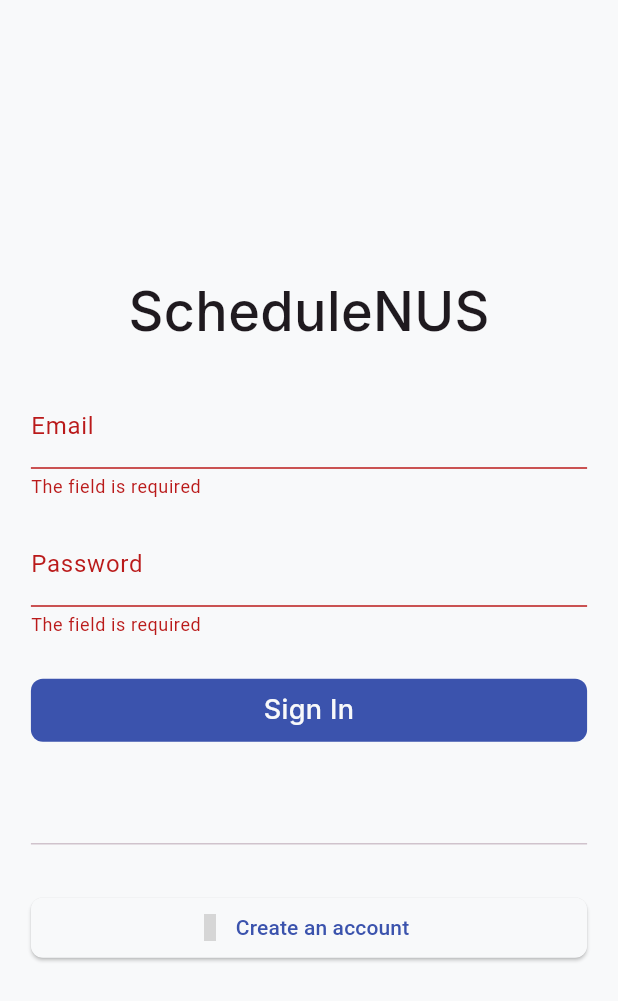
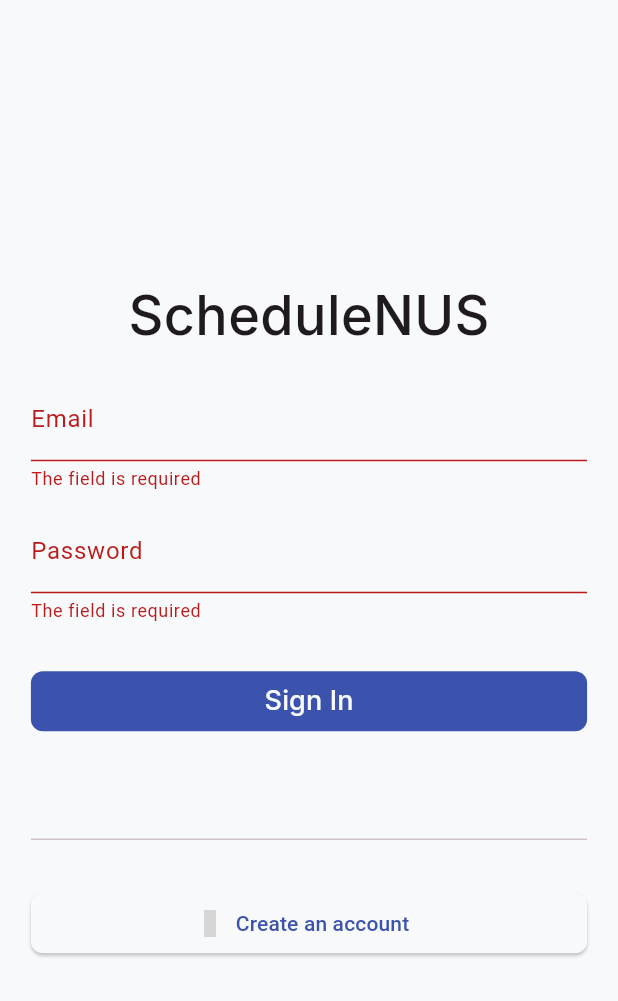
Before and after one commit to woowenjun99/schedulenus, a Flutter app: the screen it shows after launch, after a tap on "Sign In", on a phone screen of 412 x 824 dp. Shown: the top 1001 px of the screen. Run offline on Flutter 3.47's test engine with Material 3 defaults, Android fonts, the phone set to English and light mode, and no system bars; our stand-ins replace cloud_functions, convex_bottom_bar, dio, firebase_auth, firebase_core, flutter_riverpod and 7 more; accounts and stored records are empty; generated files the repository leaves out were written again; grey boxes are pictures that could not be loaded.

Commit message:
Fix up the login screen

```diff
--- a/lib/src/screens/login_screen.dart
+++ b/lib/src/screens/login_screen.dart
@@ -5,7 +5,6 @@ import 'package:go_router/go_router.dart';
 import 'package:google_fonts/google_fonts.dart';
 import 'package:material_design_icons_flutter/material_design_icons_flutter.dart';
 
-import 'package:schedulenus/src/common_widgets/button.dart';
 import 'package:schedulenus/src/routes/app_route.dart';
 import 'package:schedulenus/src/services/auth/presentation/auth_screen_controller.dart';
 import 'package:schedulenus/src/util/async_value_ui.dart';
@@ -43,6 +42,9 @@ class _LoginScreenState extends ConsumerState<LoginScreen> {
         key: _form,
         child: SizedBox(
           width: double.infinity,
+          child: CustomScrollView(slivers: [
+            SliverFillRemaining(
+              hasScrollBody: false,
               child: Column(
                 mainAxisAlignment: MainAxisAlignment.center,
                 children: [
@@ -53,7 +55,7 @@ class _LoginScreenState extends ConsumerState<LoginScreen> {
                       fontWeight: FontWeight.w500,
                     ),
                   ),
-              const SizedBox(height: 24),
+                  const SizedBox(height: 16),
                   SizedBox(
                     width: contentWidth,
                     child: TextFormField(
@@ -63,12 +65,13 @@ class _LoginScreenState extends ConsumerState<LoginScreen> {
                       validator: ValidationBuilder().email().required().build(),
                     ),
                   ),
-              const SizedBox(height: 16),
+                  const SizedBox(height: 12),
                   SizedBox(
                     width: contentWidth,
                     child: TextFormField(
                       controller: _passwordController,
-                  decoration: const InputDecoration(label: Text("Password")),
+                      decoration:
+                          const InputDecoration(label: Text("Password")),
                       keyboardType: TextInputType.text,
                       obscureText: true,
                       validator: ValidationBuilder().required().build(),
@@ -79,11 +82,22 @@ class _LoginScreenState extends ConsumerState<LoginScreen> {
                     final AsyncValue<void> state =
                         ref.watch(authScreenControllerProvider);
 
-                return PrimaryButton(
-                  buttonText: "Sign In",
-                  onTap: () async {
-                    final bool? isValid = _form.currentState?.validate();
-                    if (isValid == null || isValid == false) return;
+                    return SizedBox(
+                      width: contentWidth,
+                      child: FilledButton(
+                        style: ButtonStyle(
+                          backgroundColor: MaterialStateProperty.all(
+                            Theme.of(context).colorScheme.primary,
+                          ),
+                          shape: MaterialStateProperty.all(
+                            RoundedRectangleBorder(
+                              borderRadius: BorderRadius.circular(8),
+                            ),
+                          ),
+                        ),
+                        onPressed: () async {
+                          final bool isValid = _form.currentState!.validate();
+                          if (!isValid) return;
                           final bool isSuccess = await ref
                               .watch(authScreenControllerProvider.notifier)
                               .submit(
@@ -92,10 +106,23 @@ class _LoginScreenState extends ConsumerState<LoginScreen> {
                                 formState: AuthScreenFormState.login,
                               );
                           if (mounted && isSuccess) {
-                      context.goNamed(AppRoute.home.name);
+                            context.pushNamed(AppRoute.home.name);
                           }
                         },
-                  isLoading: state.isLoading,
+                        child: state.isLoading
+                            ? const CircularProgressIndicator(
+                                color: Colors.white,
+                              )
+                            : Text(
+                                "Sign In",
+                                style: GoogleFonts.inter(
+                                  fontSize: 18,
+                                  color:
+                                      Theme.of(context).colorScheme.background,
+                                  fontWeight: FontWeight.w500,
+                                ),
+                              ),
+                      ),
                     );
                   }),
                   const SizedBox(height: 60),
@@ -111,7 +138,8 @@ class _LoginScreenState extends ConsumerState<LoginScreen> {
                         backgroundColor: MaterialStateProperty.all(
                           Theme.of(context).colorScheme.background,
                         ),
-                    shape: MaterialStateProperty.all<RoundedRectangleBorder>(
+                        shape:
+                            MaterialStateProperty.all<RoundedRectangleBorder>(
                           RoundedRectangleBorder(
                             borderRadius: BorderRadius.circular(8),
                           ),
@@ -126,6 +154,8 @@ class _LoginScreenState extends ConsumerState<LoginScreen> {
                 ],
               ),
             ),
+          ]),
+        ),
       ),
     );
   }
```
Lines whose indentation alone changed are shown as unchanged.
